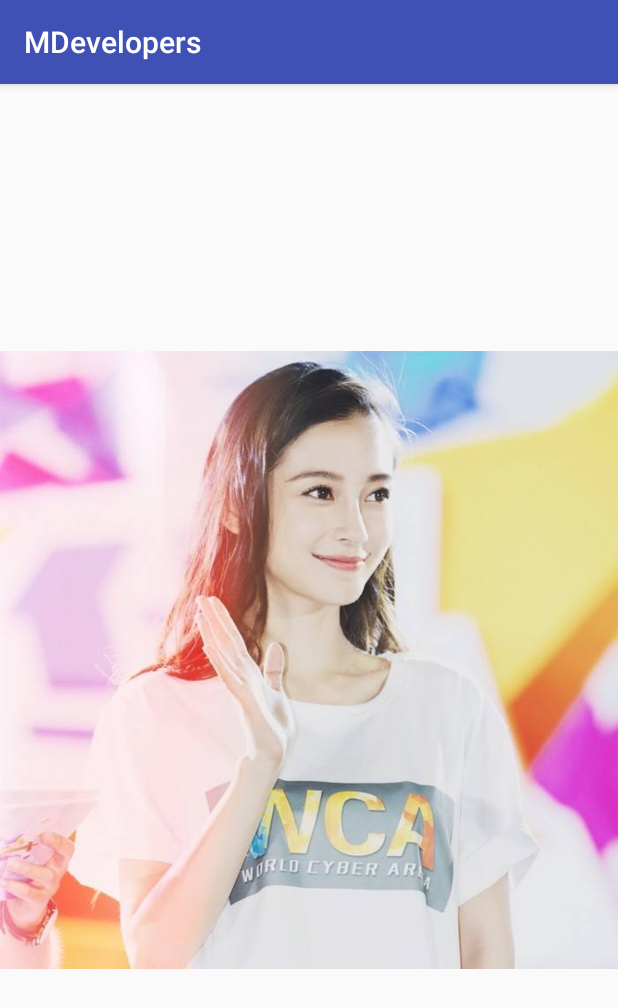
After one commit to Linus-Smith/Android-rehearsal, an Android app: the ScaleGestureActivity screen opened directly, with no data from a screen before it, on a phone screen of 412 x 824 dp. The commit adds this screen. Shown: the top 1008 px of the screen. Run offline under Robolectric (Android 15) with nearby library versions, the phone set to English and light mode, and no system bars.

Commit message:
[Develop] add ScaleGusture

```diff
--- a/MDevelopers/src/main/AndroidManifest.xml
+++ b/MDevelopers/src/main/AndroidManifest.xml
@@ -30,7 +30,8 @@
         <activity android:name=".activity.CanvasRotate" />
         <activity android:name=".activity.ContentProviderActivity" />
         <activity android:name=".activity.ThreadDomeOne" />
-        <activity android:name=".activity.JniDomeActivity"></activity>
+        <activity android:name=".activity.JniDomeActivity" />
+        <activity android:name=".activity.ScaleGestureActivity"></activity>
     </application>
 
 </manifest>
--- a/MDevelopers/src/main/java/com/yang/mdevelopers/MainActivity.java
+++ b/MDevelopers/src/main/java/com/yang/mdevelopers/MainActivity.java
@@ -8,6 +8,7 @@ import android.view.View;
 import com.yang.mdevelopers.activity.CanvasRotate;
 import com.yang.mdevelopers.activity.ContentProviderActivity;
 import com.yang.mdevelopers.activity.JniDomeActivity;
+import com.yang.mdevelopers.activity.ScaleGestureActivity;
 import com.yang.mdevelopers.activity.ThreadDomeOne;
 
 public class MainActivity extends AppCompatActivity implements View.OnClickListener{
@@ -22,6 +23,7 @@ public class MainActivity extends AppCompatActivity implements View.OnClickListe
         findViewById(R.id.bt_provider).setOnClickListener(this);
         findViewById(R.id.bt_thread_one).setOnClickListener(this);
         findViewById(R.id.bt_jni_dome).setOnClickListener(this);
+        findViewById(R.id.bt_scale_gesture).setOnClickListener(this);
     }
 
     @Override
@@ -40,6 +42,9 @@ public class MainActivity extends AppCompatActivity implements View.OnClickListe
             case R.id.bt_jni_dome:
                 mIntent.setClass(this, JniDomeActivity.class);
                 break;
+            case R.id.bt_scale_gesture:
+                mIntent.setClass(this, ScaleGestureActivity.class);
+                break;
         }
         startActivity(mIntent);
     }
--- /dev/null
+++ b/MDevelopers/src/main/java/com/yang/mdevelopers/activity/ScaleGestureActivity.java
@@ -0,0 +1,15 @@
+package com.yang.mdevelopers.activity;
+
+import android.support.v7.app.AppCompatActivity;
+import android.os.Bundle;
+
+import com.yang.mdevelopers.R;
+
+public class ScaleGestureActivity extends AppCompatActivity {
+
+    @Override
+    protected void onCreate(Bundle savedInstanceState) {
+        super.onCreate(savedInstanceState);
+        setContentView(R.layout.activity_scale_gesture);
+    }
+}
--- /dev/null
+++ b/MDevelopers/src/main/java/com/yang/mdevelopers/view/ZoomImageView.java
@@ -0,0 +1,184 @@
+package com.yang.mdevelopers.view;
+
+import android.content.Context;
+import android.graphics.Bitmap;
+import android.graphics.Matrix;
+import android.graphics.drawable.BitmapDrawable;
+import android.graphics.drawable.Drawable;
+import android.util.AttributeSet;
+import android.util.Log;
+import android.view.MotionEvent;
+import android.view.ScaleGestureDetector;
+import android.view.View;
+import android.view.ViewTreeObserver;
+import android.widget.ImageView;
+
+/**
+ * Created by Linus on 2017/2/16.
+ */
+
+public class ZoomImageView extends ImageView implements ScaleGestureDetector.OnScaleGestureListener, View.OnTouchListener, ViewTreeObserver.OnGlobalLayoutListener{
+
+    private static final String TAG = ZoomImageView.class.getSimpleName();
+
+    public static final float SCALE_MAX = 4.0f;
+    /**
+     * 初始化时的缩放比例，如果图片宽或高大于屏幕，此值将小于0
+     */
+    private float initScale = 1.0f;
+
+    /**
+     * 用于存放矩阵的9个值
+     */
+    private final float[] matrixValues = new float[9];
+
+    private boolean once = true;
+
+    /**
+     * 缩放的手势检测
+     */
+    private ScaleGestureDetector mScaleGestureDetector = null;
+
+    private final Matrix mScaleMatrix = new Matrix();
+
+    public ZoomImageView(Context context)
+    {
+        this(context, null);
+    }
+
+    public ZoomImageView(Context context, AttributeSet attrs)
+    {
+        super(context, attrs);
+        super.setScaleType(ScaleType.MATRIX);
+        mScaleGestureDetector = new ScaleGestureDetector(context, this);
+        this.setOnTouchListener(this);
+    }
+
+    @Override
+    public boolean onScale(ScaleGestureDetector detector)
+    {
+        float scale = getScale();
+        float scaleFactor = detector.getScaleFactor();
+
+        if (getDrawable() == null)
+            return true;
+
+        /**
+         * 缩放的范围控制
+         */
+        if ((scale < SCALE_MAX && scaleFactor > 1.0f)
+                || (scale > initScale && scaleFactor < 1.0f))
+        {
+            /**
+             * 最大值最小值判断
+             */
+            if (scaleFactor * scale < initScale)
+            {
+                scaleFactor = initScale / scale;
+            }
+            if (scaleFactor * scale > SCALE_MAX)
+            {
+                scaleFactor = SCALE_MAX / scale;
+            }
+            /**
+             * 设置缩放比例
+             */
+            mScaleMatrix.postScale(scaleFactor, scaleFactor, getWidth() / 2,
+                    getHeight() / 2);
+            setImageMatrix(mScaleMatrix);
+        }
+        return true;
+
+    }
+
+    @Override
+    public boolean onScaleBegin(ScaleGestureDetector detector) {
+        return true;
+    }
+
+    @Override
+    public void onScaleEnd(ScaleGestureDetector detector)
+    {
+    }
+
+    @Override
+    public boolean onTouch(View v, MotionEvent event)
+    {
+        return mScaleGestureDetector.onTouchEvent(event);
+
+    }
+
+
+    /**
+     * 获得当前的缩放比例
+     *
+     * @return
+     */
+    public final float getScale()
+    {
+        mScaleMatrix.getValues(matrixValues);
+        return matrixValues[Matrix.MSCALE_X];
+    }
+
+    @Override
+    protected void onAttachedToWindow()
+    {
+        super.onAttachedToWindow();
+        getViewTreeObserver().addOnGlobalLayoutListener(this);
+    }
+
+    @SuppressWarnings("deprecation")
+    @Override
+    protected void onDetachedFromWindow()
+    {
+        super.onDetachedFromWindow();
+        getViewTreeObserver().removeGlobalOnLayoutListener(this);
+    }
+
+    @Override
+    public void onGlobalLayout()
+    {
+
+        if (once)
+        {
+            Drawable d = getDrawable();
+            if (d == null)
+                return;
+            Log.e(TAG, d.getIntrinsicWidth() + " , " + d.getIntrinsicHeight());
+            int width = getWidth();
+            int height = getHeight();
+            // 拿到图片的宽和高
+            int dw = d.getIntrinsicWidth();
+            int dh = d.getIntrinsicHeight();
+            float scale = 1.0f;
+
+            // 如果图片的宽或者高大于屏幕，则缩放至屏幕的宽或者高
+            if (dw > width && dh <= height)  //图片宽度大于屏幕宽度，和图片高度小于等于屏幕高度
+            {
+                scale = width * 1.0f / dw;   //按照宽度缩放
+            }
+
+            if (dh > height && dw <= width) //图片高度大于屏幕高度，和图片
+            {
+                scale = height * 1.0f / dh;  //
+            }
+
+            // 如果宽和高都大于屏幕，则让其按按比例适应屏幕大小
+            if (dw > width && dh > height)
+            {
+                scale = Math.min(dw * 1.0f / width, dh * 1.0f / height);
+            }
+
+            initScale = scale;
+            // 图片移动至屏幕中心
+            mScaleMatrix.postTranslate((width - dw) / 2, (height - dh) / 2);
+            mScaleMatrix.postScale(scale, scale, getWidth() / 2, getHeight() / 2);
+
+            System.out.println(mScaleMatrix+"===========");
+            setImageMatrix(mScaleMatrix);
+            once = false;
+        }
+
+    }
+
+}
--- a/MDevelopers/src/main/res/layout/activity_main.xml
+++ b/MDevelopers/src/main/res/layout/activity_main.xml
@@ -29,5 +29,10 @@
         android:layout_height="wrap_content"
         android:text="JNI DOME"/>
 
+    <Button
+        android:id="@+id/bt_scale_gesture"
+        android:layout_width="match_parent"
+        android:layout_height="wrap_content"
+        android:text="手势缩放"/>
 
 </LinearLayout>
--- /dev/null
+++ b/MDevelopers/src/main/res/layout/activity_scale_gesture.xml
@@ -0,0 +1,14 @@
+<?xml version="1.0" encoding="utf-8"?>
+<RelativeLayout xmlns:android="http://schemas.android.com/apk/res/android"
+    xmlns:tools="http://schemas.android.com/tools"
+    android:id="@+id/activity_scale_gesture"
+    android:layout_width="match_parent"
+    android:layout_height="match_parent"
+    tools:context="com.yang.mdevelopers.activity.ScaleGestureActivity">
+
+    <com.yang.mdevelopers.view.ZoomImageView
+        android:layout_width="match_parent"
+        android:layout_height="match_parent"
+        android:src="@mipmap/timg"/>
+
+</RelativeLayout>
```
Also changed, not shown: MDevelopers/src/main/res/mipmap-mdpi/timg.jpg (added).
